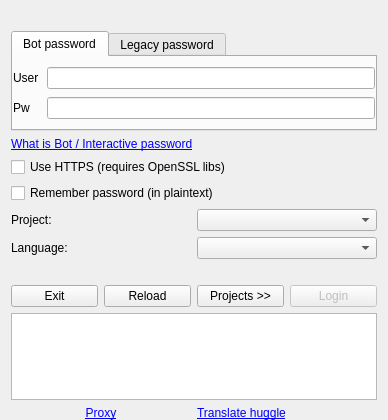
Before: the Qt Designer form huggle/login.ui in huggle/huggle3-qt-lx, drawn with Qt 5.
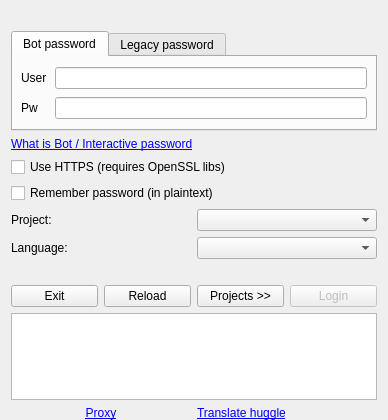
After: the same form once the commit is applied. Icons and pictures are not drawn.

Commit message: more tweaks to make Bot logins more flawless

Patch:
```diff
--- a/huggle/login.ui
+++ b/huggle/login.ui
@@ -121,6 +121,18 @@
        </property>
        <item>
         <layout class="QGridLayout" name="gridLayout_3">
+         <property name="leftMargin">
+          <number>8</number>
+         </property>
+         <property name="topMargin">
+          <number>2</number>
+         </property>
+         <property name="rightMargin">
+          <number>8</number>
+         </property>
+         <property name="bottomMargin">
+          <number>2</number>
+         </property>
          <item row="0" column="0">
           <widget class="QLabel" name="labelBotUserName">
            <property name="text">
```
The commit also changes 5 other files.
